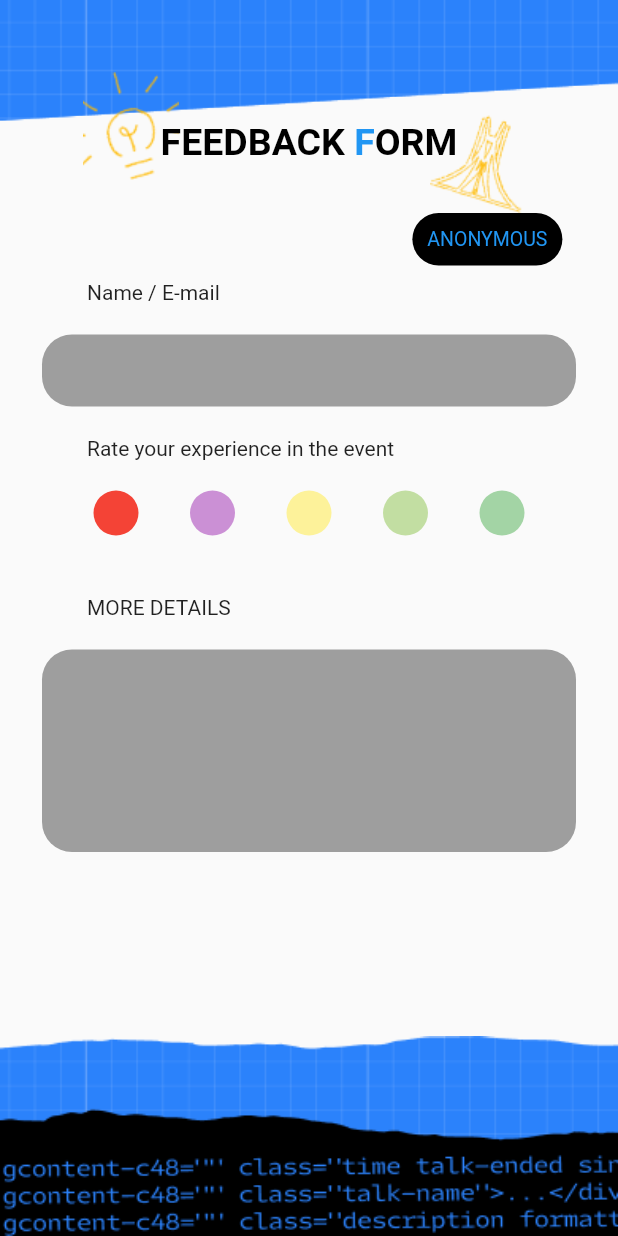
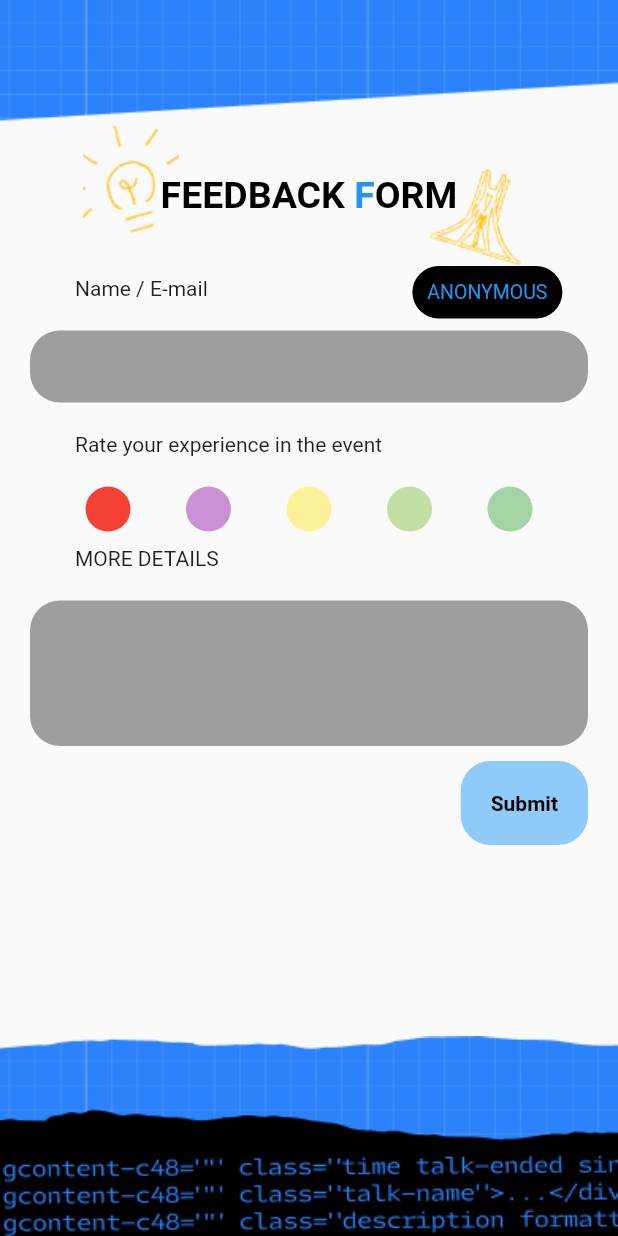
Before and after one commit to chechna9/Devfest22_MobileTrack_UiScreen, a Flutter app: the screen it shows after launch, on a phone screen of 412 x 824 dp. Run offline on Flutter 3.47's test engine with Material 2 defaults, Android fonts, the phone set to English and light mode, and no system bars.

```diff
--- a/lib/pages/agenda_page.dart
+++ b/lib/pages/agenda_page.dart
@@ -182,7 +182,9 @@ class _AgendaPageState extends State<AgendaPage> {
                         child: const Text(
                           'SUBSCRIBE',
                           style: TextStyle(
-                              color: Colors.black, fontWeight: FontWeight.bold),
+                            color: Colors.black,
+                            fontWeight: FontWeight.bold,
+                          ),
                         ),
                       ),
                     ],
--- a/lib/pages/events.dart
+++ b/lib/pages/events.dart
@@ -10,7 +10,7 @@ List<EventModele> eventList = [
   EventModele(
     title: 'Devfest 2022',
     description: 'Devfest is an anually event held by GDG community',
-    participants: 80,
+    participants: 180,
     agenda: AgendaModele(days: [
       DayModele(actions: [
         ActionModele(
@@ -173,7 +173,7 @@ List<EventModele> eventList = [
   EventModele(
     title: 'HashCode 2022',
     description: 'HashCode is an anually event held by GDG community',
-    participants: 80,
+    participants: 70,
     agenda: AgendaModele(
       days: [
         DayModele(
--- a/lib/pages/feedbacks.dart
+++ b/lib/pages/feedbacks.dart
@@ -26,45 +26,10 @@ class _FeedbacksState extends State<Feedbacks> {
 
   @override
   Widget build(BuildContext context) {
-    return Material(
-      child: Stack(
-        alignment: Alignment.center,
-        clipBehavior: Clip.none,
-        children: [
-          Positioned(
-            top: 0,
-            child: Image.asset(
-              'assets/background.png',
-              width: MediaQuery.of(context).size.width,
-              fit: BoxFit.contain,
-            ),
-          ),
-          Positioned(
-            bottom: 20,
-            child: Image.asset(
-              'assets/background2.png',
-              width: MediaQuery.of(context).size.width,
-              fit: BoxFit.contain,
-            ),
-          ),
-          Positioned(
-            bottom: -20,
-            child: Image.asset(
-              'assets/background3.png',
-              width: MediaQuery.of(context).size.width,
-              fit: BoxFit.contain,
-            ),
-          ),
-          Positioned(
-            bottom: 0,
-            child: Image.asset(
-              'assets/text.png',
-              width: MediaQuery.of(context).size.width,
-              fit: BoxFit.contain,
-            ),
-          ),
-          Container(
-            padding: const EdgeInsets.only(left: 20, right: 20, top: 80),
+    return Scaffold(
+      body: SingleChildScrollView(
+        child: Container(
+          height: MediaQuery.of(context).size.height,
           decoration: const BoxDecoration(
             image: DecorationImage(
               image: AssetImage('assets/background.png'),
@@ -75,15 +40,19 @@ class _FeedbacksState extends State<Feedbacks> {
           child: Column(
             crossAxisAlignment: CrossAxisAlignment.center,
             children: [
+              SizedBox(
+                height: MediaQuery.of(context).size.height * 0.14,
+              ),
               const Upper(),
               const SizedBox(
-                  height: 70,
+                height: 40,
               ),
               Expanded(
+                flex: 3,
                 child: SingleChildScrollView(
                   child: Form(
                     child: Padding(
-                        padding: const EdgeInsets.all(8.0),
+                      padding: const EdgeInsets.symmetric(horizontal: 20),
                       child: Column(
                         crossAxisAlignment: CrossAxisAlignment.start,
                         children: [
@@ -122,6 +91,7 @@ class _FeedbacksState extends State<Feedbacks> {
                           const SizedBox(
                             height: 20,
                           ),
+                          // rating circles
                           Row(
                             mainAxisAlignment: MainAxisAlignment.spaceEvenly,
                             children: [
@@ -158,12 +128,10 @@ class _FeedbacksState extends State<Feedbacks> {
                             ],
                           ),
                           const SizedBox(
-                              height: 20,
+                            height: 10,
                           ),
                           // rate
-                            const SizedBox(
-                              height: 20,
-                            ),
+
                           Transform.translate(
                             offset: const Offset(30, 0),
                             child: const Text(
@@ -174,7 +142,7 @@ class _FeedbacksState extends State<Feedbacks> {
                             height: 20,
                           ),
                           TextFormField(
-                              maxLines: 5,
+                            maxLines: 3,
                             decoration: InputDecoration(
                               filled: true,
                               fillColor: Colors.grey,
@@ -184,7 +152,28 @@ class _FeedbacksState extends State<Feedbacks> {
                                   myOutlinedBorder(color: Colors.transparent),
                             ),
                           ),
-                          ],
+
+                          Container(
+                            margin: const EdgeInsets.symmetric(vertical: 10),
+                            child: Align(
+                              alignment: Alignment.centerRight,
+                              child: TextButton(
+                                onPressed: () => {},
+                                style: TextButton.styleFrom(
+                                  padding: const EdgeInsets.symmetric(
+                                      horizontal: 20, vertical: 20),
+                                  backgroundColor: Colors.blue[200],
+                                  shape: const RoundedRectangleBorder(
+                                    borderRadius: BorderRadius.all(
+                                      Radius.circular(20),
+                                    ),
+                                  ),
+                                ),
+                                child: const Text(
+                                  "Submit",
+                                  style: TextStyle(
+                                    color: Colors.black,
+                                    fontWeight: FontWeight.bold,
                                   ),
                                 ),
                               ),
@@ -193,8 +182,55 @@ class _FeedbacksState extends State<Feedbacks> {
                         ],
                       ),
                     ),
+                  ),
+                ),
+              ),
+              Expanded(
+                child: const BottomBackground(),
+              ),
             ],
           ),
+        ),
+      ),
+    );
+  }
+}
+
+class BottomBackground extends StatelessWidget {
+  const BottomBackground({
+    Key? key,
+  }) : super(key: key);
+
+  @override
+  Widget build(BuildContext context) {
+    return Stack(
+      // clipBehavior: Clip.hardEdge,
+      children: [
+        Positioned(
+          bottom: 20,
+          child: Image.asset(
+            'assets/background2.png',
+            width: MediaQuery.of(context).size.width,
+            fit: BoxFit.fitHeight,
+          ),
+        ),
+        Positioned(
+          bottom: -20,
+          child: Image.asset(
+            'assets/background3.png',
+            width: MediaQuery.of(context).size.width,
+            fit: BoxFit.fitHeight,
+          ),
+        ),
+        Positioned(
+          bottom: 0,
+          child: Image.asset(
+            'assets/text.png',
+            width: MediaQuery.of(context).size.width,
+            fit: BoxFit.fitHeight,
+          ),
+        ),
+      ],
     );
   }
 }
@@ -264,6 +300,6 @@ OutlineInputBorder myOutlinedBorder({Color? color}) => OutlineInputBorder(
       borderRadius: BorderRadius.circular(20),
       borderSide: BorderSide(
         color: color ?? Colors.black,
-        width: 2,
+        width: 1,
       ),
     );
```
Lines whose indentation alone changed are shown as unchanged.
